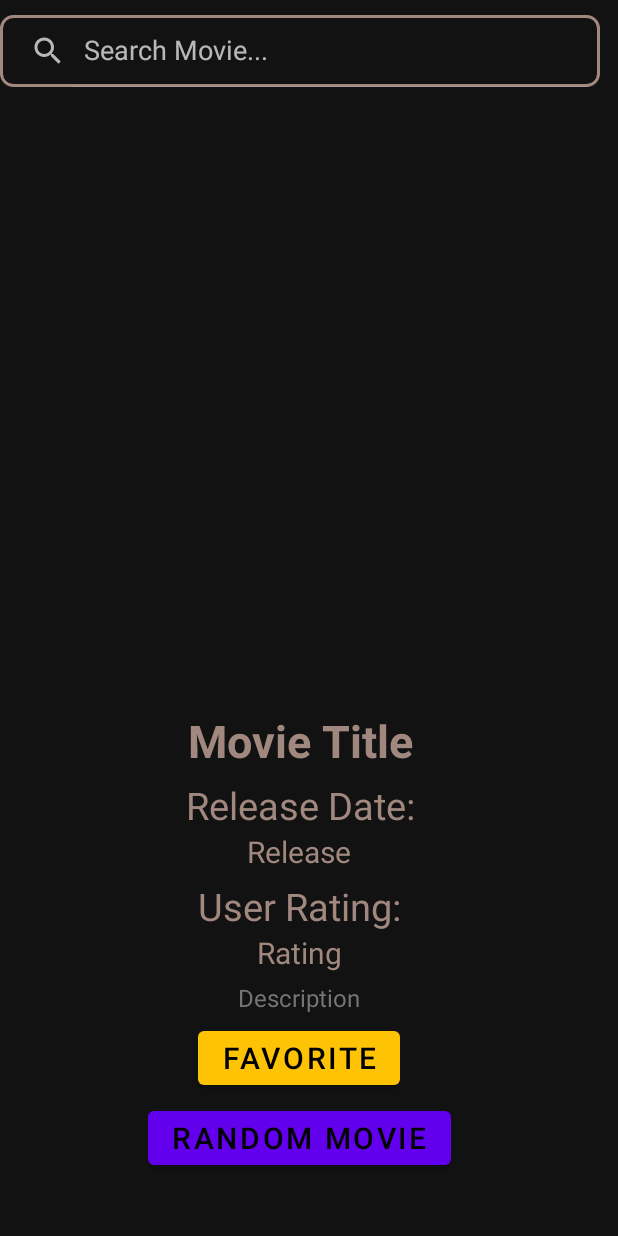
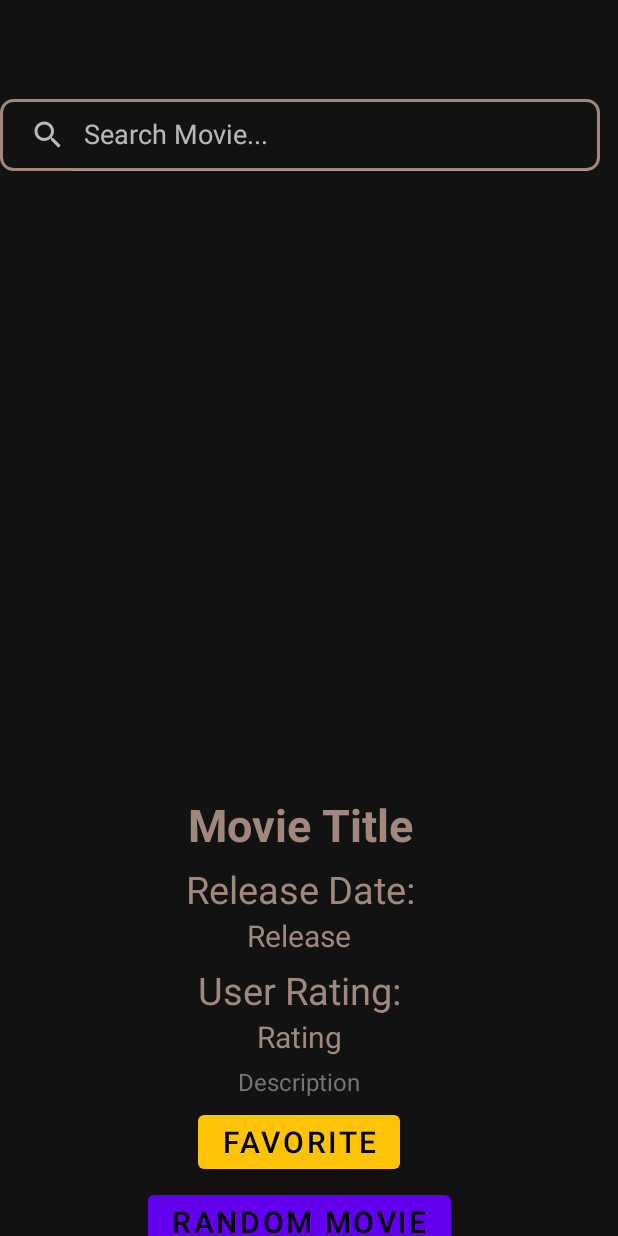
Before and after one commit to tehRyley/CIS240-RyleyGreen, an Android app: the screen it shows after launch (MainActivity), on a phone screen of 412 x 824 dp. Run offline under Robolectric (Android 15) with nearby library versions, the phone set to English and light mode, and no system bars; our stand-ins replace Volley; network calls fail.

Commit message:
Added vector image for favorites reAdded actionbar hide title in actionbar//add elements later

```diff
--- a/MovieApp/app/src/main/java/com/cis240/movieapp/MainActivity.java
+++ b/MovieApp/app/src/main/java/com/cis240/movieapp/MainActivity.java
@@ -56,6 +56,7 @@ public class MainActivity extends AppCompatActivity {
         setContentView(R.layout.activity_main);
         //Set initial night mode
         AppCompatDelegate.setDefaultNightMode(AppCompatDelegate.MODE_NIGHT_YES);
+        getSupportActionBar().setDisplayShowTitleEnabled(false);
         //Set to nodes
         imageView = findViewById(R.id.poster);
         titleView = findViewById(R.id.title);
--- /dev/null
+++ b/MovieApp/app/src/main/res/drawable/favorited_movies.xml
@@ -0,0 +1,5 @@
+<vector android:height="24dp" android:tint="#FFC305"
+    android:viewportHeight="24" android:viewportWidth="24"
+    android:width="24dp" xmlns:android="http://schemas.android.com/apk/res/android">
+    <path android:fillColor="@android:color/white" android:pathData="M18,4l2,3h-3l-2,-3h-2l2,3h-3l-2,-3L8,4l2,3L7,7L5,4L4,4c-1.1,0 -1.99,0.9 -1.99,2L2,18c0,1.1 0.9,2 2,2h16c1.1,0 2,-0.9 2,-2L22,4h-4zM11.25,15.25L10,18l-1.25,-2.75L6,14l2.75,-1.25L10,10l1.25,2.75L14,14l-2.75,1.25zM16.94,11.94L16,14l-0.94,-2.06L13,11l2.06,-0.94L16,8l0.94,2.06L19,11l-2.06,0.94z"/>
+</vector>
--- a/MovieApp/app/src/main/res/values-night/themes.xml
+++ b/MovieApp/app/src/main/res/values-night/themes.xml
@@ -1,6 +1,6 @@
 <resources xmlns:tools="http://schemas.android.com/tools">
     <!-- Base application theme. -->
-    <style name="Theme.MovieApp" parent="Theme.MaterialComponents.DayNight.NoActionBar">
+    <style name="Theme.MovieApp" parent="Theme.MaterialComponents.DayNight.DarkActionBar">
         <!-- Primary brand color. -->
         <item name="colorPrimary">@color/purple_200</item>
         <item name="colorPrimaryVariant">@color/black</item>
```
